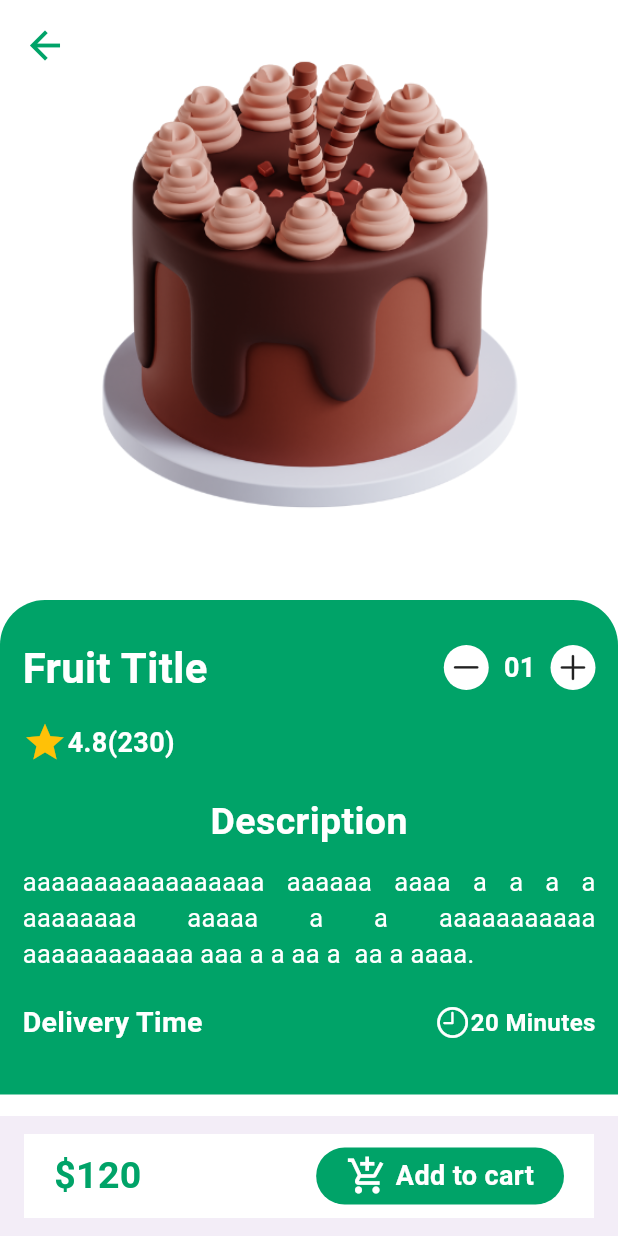
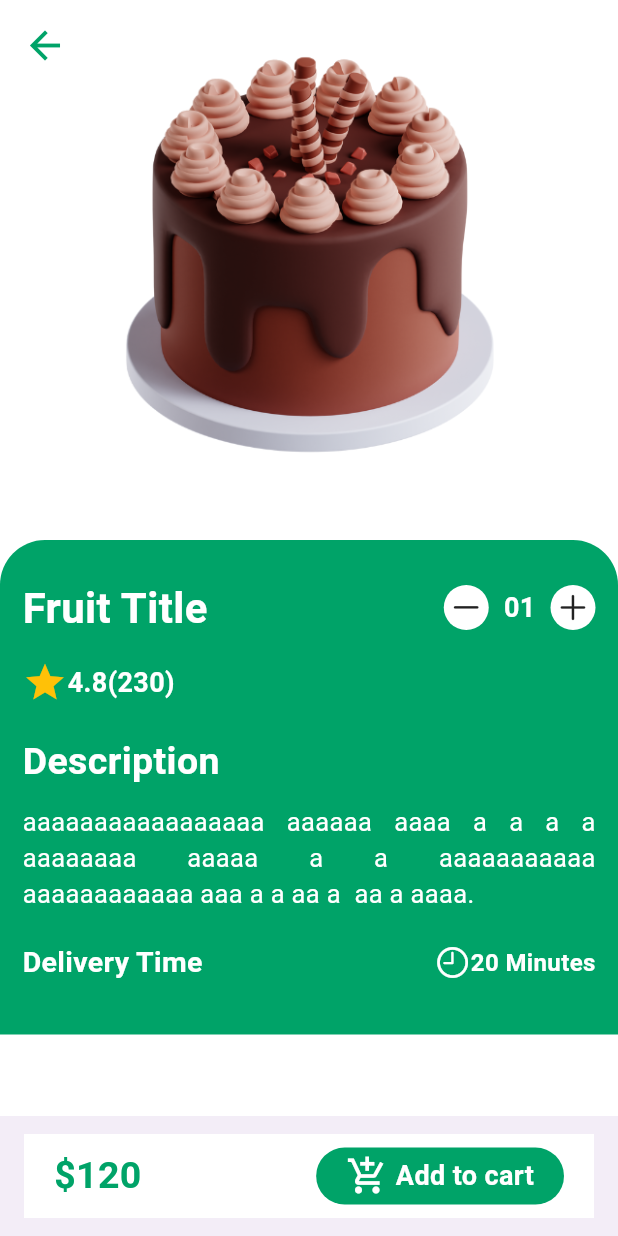
Before and after one commit to Pathum-Tharaka/Flutter-Food-app, a Flutter app: the ItemPage screen opened by its route, on a phone screen of 412 x 824 dp. Run offline on Flutter 3.47's test engine with Material 3 defaults, Android fonts, the phone set to English and light mode, and no system bars; our stand-ins replace badges, sliding_sheet2.

Commit message:
Update ItemPage.dart

```diff
--- a/foodapp/lib/Pages/ItemPage.dart
+++ b/foodapp/lib/Pages/ItemPage.dart
@@ -13,7 +13,7 @@ class ItemPage extends StatelessWidget {
             children: [
               Container(
                   margin: EdgeInsets.all(15),
-                  height: 350,
+                  height: 310,
                   width: double.infinity,
                   alignment: Alignment.topLeft,
                   decoration: BoxDecoration(
@@ -129,7 +129,7 @@ class ItemPage extends StatelessWidget {
                     Padding(
                       padding: EdgeInsets.symmetric(vertical: 20),
                       child: Column(
-                          //crossAxisAlignment: CrossAxisAlignment.start,
+                          crossAxisAlignment: CrossAxisAlignment.start,
                           children: [
                             Text(
                               "Description",
```
